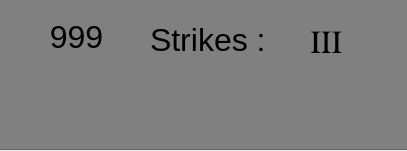
Before: the Qt Designer form scoreboard.ui in mtthwm/Educational-App, drawn with Qt 5.
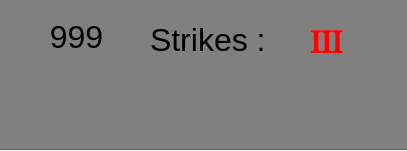
After: the same form once the commit is applied.

Commit message: showing game over screen when out of strikes

What changed in the file:
```diff
--- a/scoreboard.ui
+++ b/scoreboard.ui
@@ -83,8 +83,12 @@
      <font>
       <family>Symbol</family>
       <pointsize>24</pointsize>
+      <bold>true</bold>
      </font>
     </property>
+    <property name="styleSheet">
+     <string notr="true">font-weight: bold; color: red</string>
+    </property>
     <property name="text">
      <string>III</string>
     </property>
```
The commit also changes 5 other files.
